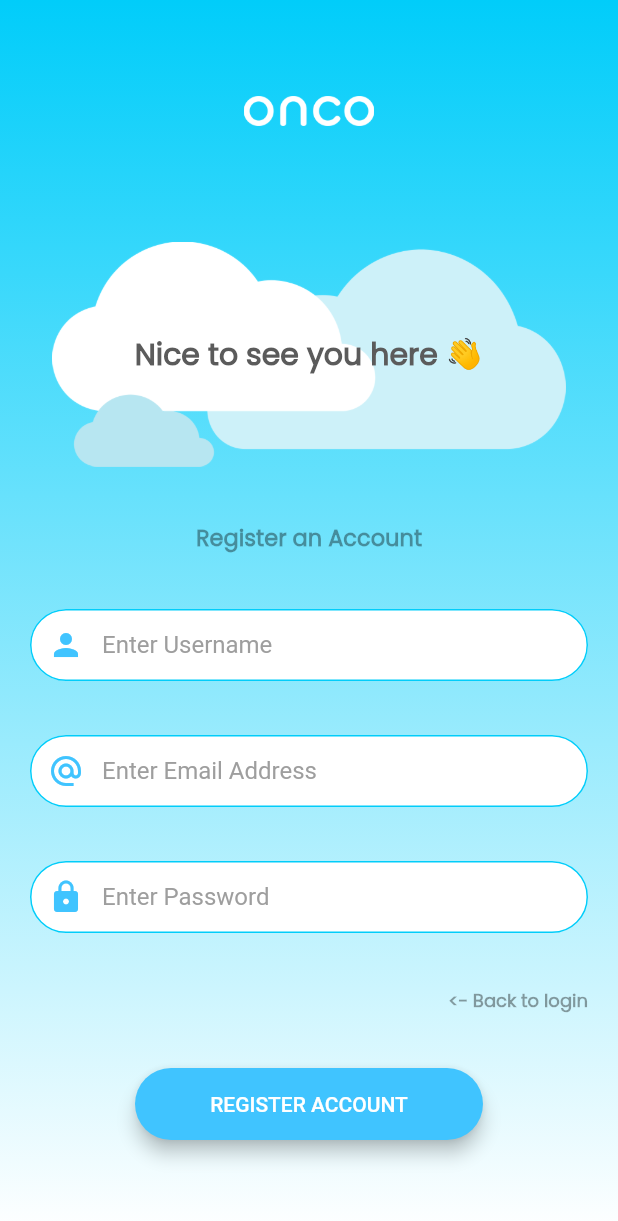
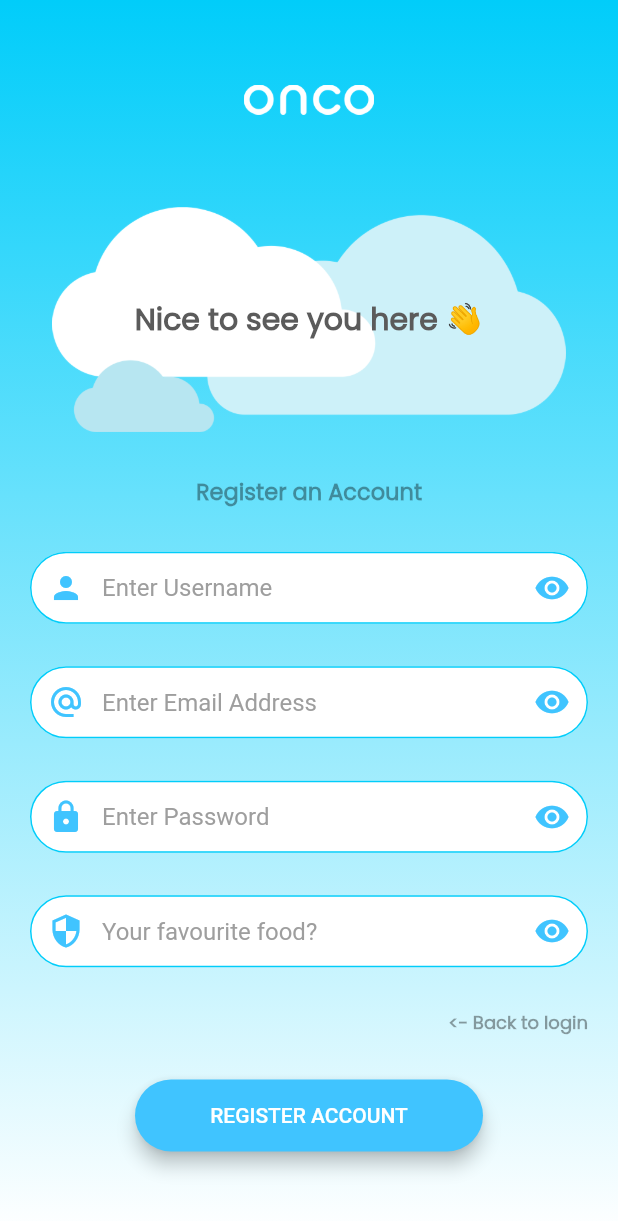
Before and after one commit to Ammar-Raneez/ONCO, a Flutter app: the RegistrationScreen screen opened by its route, on a phone screen of 412 x 824 dp. Shown: the top 1221 px of the screen. Run offline on Flutter 3.47's test engine with Material 2 defaults, Android fonts, the phone set to English and light mode, and no system bars.

Commit message:
updated the login and forget screen with password visibility function

```diff
--- a/ui/lib/screens/registration_screen.dart
+++ b/ui/lib/screens/registration_screen.dart
@@ -83,6 +83,17 @@ class _RegistrationScreenState extends State<RegistrationScreen> {
                     Icons.person,
                     color: Colors.lightBlueAccent,
                   ),
+                  suffixIcon: GestureDetector(
+                    onTap: () {
+                      setState(() {
+                        // visibleFavouriteFood = !visibleFavouriteFood;
+                      });
+                    },
+                    child: Icon(
+                      Icons.remove_red_eye,
+                      color: Colors.lightBlueAccent,
+                    ),
+                  ),
                 ),
               ),
               TextField(
@@ -96,6 +107,17 @@ class _RegistrationScreenState extends State<RegistrationScreen> {
                     Icons.alternate_email,
                     color: Colors.lightBlueAccent,
                   ),
+                  suffixIcon: GestureDetector(
+                    onTap: () {
+                      setState(() {
+                        // visibleFavouriteFood = !visibleFavouriteFood;
+                      });
+                    },
+                    child: Icon(
+                      Icons.remove_red_eye,
+                      color: Colors.lightBlueAccent,
+                    ),
+                  ),
                 ),
               ),
               TextField(
@@ -108,6 +130,39 @@ class _RegistrationScreenState extends State<RegistrationScreen> {
                   prefixIcon: Icon(
                     Icons.lock,
                     color: Colors.lightBlueAccent,
+                  ),
+                  suffixIcon: GestureDetector(
+                    onTap: () {
+                      setState(() {
+                        // visibleFavouriteFood = !visibleFavouriteFood;
+                      });
+                    },
+                    child: Icon(
+                      Icons.remove_red_eye,
+                      color: Colors.lightBlueAccent,
+                    ),
+                  ),
+                ),
+              ),
+              TextField(
+                obscureText: true,
+                onChanged: (value) {
+                  // track the user password
+                },
+                decoration: kTextFieldDecoration.copyWith(
+                  hintText: "Your favourite food?",
+                  prefixIcon:
+                      Icon(Icons.security, color: Colors.lightBlueAccent),
+                  suffixIcon: GestureDetector(
+                    onTap: () {
+                      setState(() {
+                        // visibleFavouriteFood = !visibleFavouriteFood;
+                      });
+                    },
+                    child: Icon(
+                      Icons.remove_red_eye,
+                      color: Colors.lightBlueAccent,
+                    ),
                   ),
                 ),
               ),
```
Also changed, not shown: ui/lib/screens/forgetPassword_screen.dart (+47 -21 lines), ui/lib/screens/login_screen.dart (+16 -1 lines).
